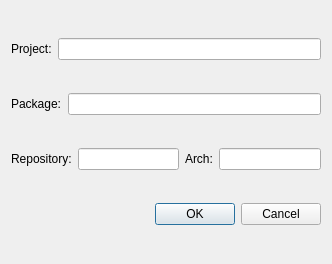
First picture: the form in roweditor.ui, repository javierllorente/qactus, before the edit.
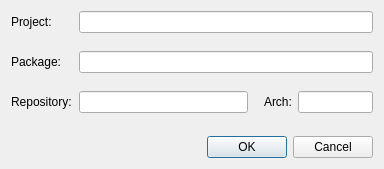
Second picture: the form after the edit.

Commit message: improve row editor dialog

The edit to the form file:
```diff
--- a/roweditor.ui
+++ b/roweditor.ui
@@ -6,18 +6,30 @@
    <rect>
     <x>0</x>
     <y>0</y>
-    <width>332</width>
-    <height>264</height>
+    <width>384</width>
+    <height>169</height>
    </rect>
   </property>
   <property name="windowTitle">
    <string>Row Editor</string>
   </property>
-  <layout class="QVBoxLayout" name="verticalLayout">
-   <item>
+  <layout class="QFormLayout" name="formLayout">
+   <item row="0" column="0" colspan="2">
     <layout class="QHBoxLayout" name="horizontalLayoutProject">
      <item>
       <widget class="QLabel" name="labelProject">
+       <property name="sizePolicy">
+        <sizepolicy hsizetype="Expanding" vsizetype="Preferred">
+         <horstretch>0</horstretch>
+         <verstretch>0</verstretch>
+        </sizepolicy>
+       </property>
+       <property name="maximumSize">
+        <size>
+         <width>62</width>
+         <height>16777215</height>
+        </size>
+       </property>
        <property name="text">
         <string>Project:</string>
        </property>
@@ -28,10 +40,35 @@
      </item>
     </layout>
    </item>
-   <item>
+   <item row="1" column="0">
+    <spacer name="verticalSpacerProject">
+     <property name="orientation">
+      <enum>Qt::Vertical</enum>
+     </property>
+     <property name="sizeHint" stdset="0">
+      <size>
+       <width>20</width>
+       <height>7</height>
+      </size>
+     </property>
+    </spacer>
+   </item>
+   <item row="2" column="0" colspan="2">
     <layout class="QHBoxLayout" name="horizontalLayoutPackage">
      <item>
       <widget class="QLabel" name="labelPackage">
+       <property name="sizePolicy">
+        <sizepolicy hsizetype="Expanding" vsizetype="Preferred">
+         <horstretch>0</horstretch>
+         <verstretch>0</verstretch>
+        </sizepolicy>
+       </property>
+       <property name="maximumSize">
+        <size>
+         <width>62</width>
+         <height>16777215</height>
+        </size>
+       </property>
        <property name="text">
         <string>Package:</string>
        </property>
@@ -42,10 +79,35 @@
      </item>
     </layout>
    </item>
-   <item>
+   <item row="3" column="0">
+    <spacer name="verticalSpacerPackage">
+     <property name="orientation">
+      <enum>Qt::Vertical</enum>
+     </property>
+     <property name="sizeHint" stdset="0">
+      <size>
+       <width>20</width>
+       <height>7</height>
+      </size>
+     </property>
+    </spacer>
+   </item>
+   <item row="4" column="0" colspan="2">
     <layout class="QHBoxLayout" name="otherHorizontalLayout">
      <item>
       <widget class="QLabel" name="labelRepository">
+       <property name="sizePolicy">
+        <sizepolicy hsizetype="Expanding" vsizetype="Preferred">
+         <horstretch>0</horstretch>
+         <verstretch>0</verstretch>
+        </sizepolicy>
+       </property>
+       <property name="maximumSize">
+        <size>
+         <width>62</width>
+         <height>16777215</height>
+        </size>
+       </property>
        <property name="text">
         <string>Repository:</string>
        </property>
@@ -54,6 +116,22 @@
      <item>
       <widget class="QLineEdit" name="lineEditRepository"/>
      </item>
+     <item>
+      <spacer name="horizontalSpacerArch">
+       <property name="orientation">
+        <enum>Qt::Horizontal</enum>
+       </property>
+       <property name="sizeType">
+        <enum>QSizePolicy::Maximum</enum>
+       </property>
+       <property name="sizeHint" stdset="0">
+        <size>
+         <width>10</width>
+         <height>20</height>
+        </size>
+       </property>
+      </spacer>
+     </item>
      <item>
       <widget class="QLabel" name="labelArch">
        <property name="text">
@@ -62,11 +140,31 @@
       </widget>
      </item>
      <item>
-      <widget class="QLineEdit" name="lineEditArch"/>
+      <widget class="QLineEdit" name="lineEditArch">
+       <property name="maximumSize">
+        <size>
+         <width>75</width>
+         <height>16777215</height>
+        </size>
+       </property>
+      </widget>
      </item>
     </layout>
    </item>
-   <item>
+   <item row="5" column="0">
+    <spacer name="verticalSpacerOther">
+     <property name="orientation">
+      <enum>Qt::Vertical</enum>
+     </property>
+     <property name="sizeHint" stdset="0">
+      <size>
+       <width>20</width>
+       <height>12</height>
+      </size>
+     </property>
+    </spacer>
+   </item>
+   <item row="6" column="1">
     <widget class="QDialogButtonBox" name="buttonBox">
      <property name="orientation">
       <enum>Qt::Horizontal</enum>
```
